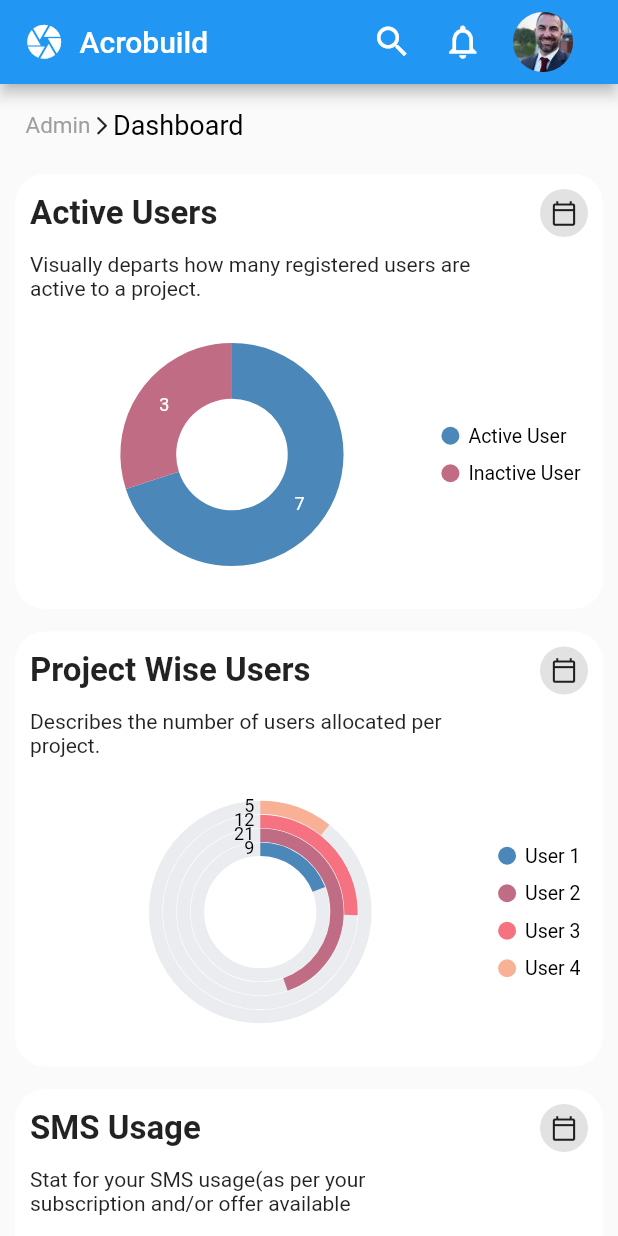
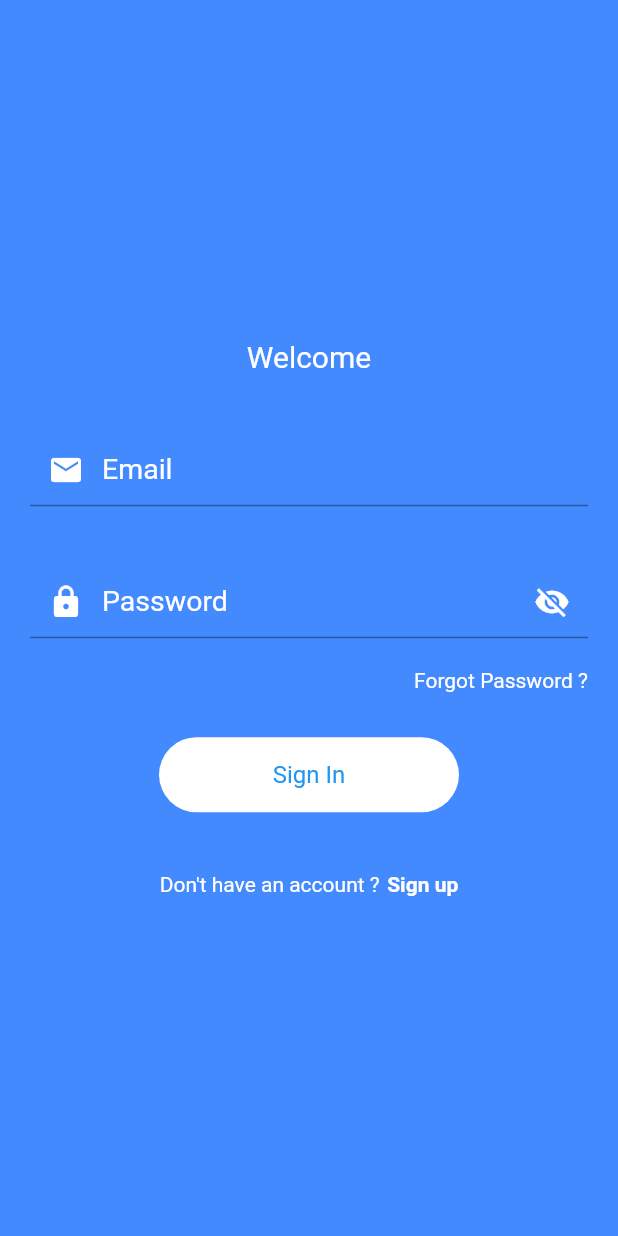
Before and after one commit to Holumeeday/flutter_chart, a Flutter app: the screen it shows after launch, on a phone screen of 412 x 824 dp. Run offline on Flutter 3.47's test engine with Material 2 defaults, Android fonts, the phone set to English and light mode, and no system bars; our stand-ins replace firebase_auth, firebase_core, syncfusion_flutter_charts; accounts and stored records are empty.

Commit message:
Sign in completed and Drawer added

```diff
--- a/lib/main.dart
+++ b/lib/main.dart
@@ -1,7 +1,11 @@
+import 'package:firebase_core/firebase_core.dart';
 import 'package:flutter/material.dart';
 import 'package:flutter_chart/views/dashboard.dart';
+import 'package:flutter_chart/views/login_page.dart';
 
-void main() {
+void main() async{
+  WidgetsFlutterBinding.ensureInitialized();
+  await Firebase.initializeApp();
   runApp(const MyApp());
 }
 
@@ -18,7 +22,7 @@ class MyApp extends StatelessWidget {
 
         primarySwatch: Colors.blue,
       ),
-      home: const Dashboard()
+      home: const LoginPage()
     );
   }
 }
--- /dev/null
+++ b/lib/views/login_page.dart
@@ -0,0 +1,285 @@
+import 'package:firebase_auth/firebase_auth.dart';
+import 'package:flutter/material.dart';
+import 'package:flutter_chart/views/dashboard.dart';
+
+import '../widgets/rounded_button.dart';
+
+class LoginPage extends StatefulWidget {
+  const LoginPage({Key? key}) : super(key: key);
+
+  @override
+  _LoginPageState createState() => _LoginPageState();
+}
+
+class _LoginPageState extends State<LoginPage> {
+  final _formkey = GlobalKey<FormState>();
+  final TextEditingController _emailController = TextEditingController();
+  final TextEditingController _passwordController = TextEditingController();
+  final _auth = FirebaseAuth.instance;
+
+  bool isObscure = true;
+  bool isLoading = false;
+
+  @override
+  Widget build(BuildContext context) {
+    Size size = MediaQuery.of(context).size;
+    return Scaffold(
+      body: Container(
+        color: Colors.blueAccent,
+        width: double.infinity,
+        child: Form(
+          key: _formkey,
+          child: Column(
+            mainAxisAlignment: MainAxisAlignment.center,
+            children: [
+              const Text(
+                "Welcome",
+                style: TextStyle(fontSize: 20, color: Colors.white),
+              ),
+              const SizedBox(
+                height: 20,
+              ),
+              //Theres going to be an SVG Picture here to beautify the login screen
+              Padding(
+                padding: const EdgeInsets.all(20.0),
+                child: TextField(
+                  style: const TextStyle(color: Colors.white),
+                  keyboardType: TextInputType.emailAddress,
+                  controller: _emailController,
+                  showCursor: true,
+                  cursorHeight: 15,
+                  cursorColor: Colors.white,
+                  decoration: const InputDecoration(
+                    focusedBorder: UnderlineInputBorder(
+                      borderSide: BorderSide(color: Colors.white),
+                    ),
+                    focusColor: Colors.white,
+                    hintText: "Email",
+                    hintStyle: TextStyle(fontSize: 19.0, color: Colors.white),
+                    prefixIcon: Icon(
+                      Icons.email,
+                      color: Colors.white,
+                    ),
+                  ),
+                  // validator: (value) {
+                  //   if (value!.isEmpty) {
+                  //     return "Email cannot be empty";
+                  //   }
+                  //   if (!RegExp("^[a-zA-Z0-9+_.-]+@[a-zA-Z0-9.-]+.[a-z]")
+                  //       .hasMatch(value)) {
+                  //     return ("Please enter a valid email");
+                  //   } else {
+                  //     return null;
+                  //   }
+                  // },
+                ),
+              ),
+
+              //Password input field
+              Padding(
+                padding: const EdgeInsets.all(20.0),
+                child: TextField(
+                    obscureText: isObscure,
+                    style: const TextStyle(color: Colors.white),
+                    showCursor: true,
+                    cursorHeight: 15,
+                    cursorColor: Colors.white,
+                    keyboardType: TextInputType.text,
+                    controller: _passwordController,
+                    decoration: InputDecoration(
+                        focusedBorder: const UnderlineInputBorder(
+                          borderSide: BorderSide(color: Colors.white),
+                        ),
+                        focusColor: Colors.white,
+                        hintText: "Password",
+                        hintStyle: const TextStyle(
+                            fontSize: 19.0, color: Colors.white),
+                        prefixIcon: const Icon(
+                          Icons.lock,
+                          color: Colors.white,
+                        ),
+                        suffixIcon: IconButton(
+                            onPressed: () {
+                              setState(() {
+                                isObscure = !isObscure;
+                              });
+                            },
+                            icon: Icon(
+                              isObscure
+                                  ? Icons.visibility_off
+                                  : Icons.visibility,
+                              color: Colors.white,
+                            )))),
+              ),
+              // const SizedBox(height: 5,),
+              //Forgot Password
+              Padding(
+                padding: const EdgeInsets.only(right: 20),
+                child: Row(
+                  mainAxisAlignment: MainAxisAlignment.end,
+                  children: [
+                    GestureDetector(
+                        onTap: () {
+                          // Navigator.of(context).pushReplacement(
+                          //     MaterialPageRoute(
+                          //         builder: (context) => ForgotPass()));
+                        },
+                        child: const Text(
+                          "Forgot Password ?",
+                          style: TextStyle(color: Colors.white),
+                        )),
+                  ],
+                ),
+              ),
+
+              const SizedBox(
+                height: 30,
+              ),
+
+              //Logiin Button
+              //Add loading state
+              GestureDetector(
+                onTap: () {
+                  setState(() {
+                    isLoading = true;
+                  });
+                  signIn(_emailController.text.trim(),
+                      _passwordController.text.trim());
+
+                  setState(() {
+                    isLoading = false;
+                  });
+                },
+                child: Container(
+                  width: 200,
+                  height: 50,
+                  decoration: BoxDecoration(
+                    color: Colors.white,
+                    borderRadius: BorderRadius.circular(30),
+                  ),
+                  child: Center(
+                      child: isLoading
+                          ? const SizedBox(
+                              height: 30,
+                              width: 30,
+                              child: CircularProgressIndicator(
+                                strokeWidth: 3,
+                                color: Colors.blue,
+                                backgroundColor: Colors.green,
+                              ),
+                            )
+                          : const Text(
+                              "Sign In",
+                              style: TextStyle(
+                                  fontSize: 16,
+                                  fontWeight: FontWeight.w400,
+                                  color: Colors.blue),
+                            )),
+                ),
+              ),
+              // AppButton(
+              //   press: () {
+              //     signIn(_emailController.text.trim(),
+              //         _passwordController.text.trim());
+              //   },
+              //   text: 'Sign In',
+              // ),
+
+              const SizedBox(
+                height: 40,
+              ),
+
+              //SignUp Row
+              Row(
+                mainAxisAlignment: MainAxisAlignment.center,
+                children: [
+                  const Text(
+                    "Don't have an account ?",
+                    style: TextStyle(color: Colors.white),
+                  ),
+                  const SizedBox(
+                    width: 5,
+                  ),
+                  GestureDetector(
+                      onTap: () {
+                        // Navigator.push(context,MaterialPageRoute(builder: (context) => const SignupPage()));
+                      },
+                      child: const Text(
+                        "Sign up",
+                        style: TextStyle(
+                            color: Colors.white, fontWeight: FontWeight.bold),
+                      ))
+                ],
+              )
+            ],
+          ),
+        ),
+      ),
+    );
+  }
+
+  Future<User> getCurrentUser() async {
+    return await _auth.currentUser!;
+  }
+
+  void signIn(String email, String password) async {
+    if (_formkey.currentState!.validate()) {
+      try {
+
+        final credential = await FirebaseAuth.instance
+            .signInWithEmailAndPassword(email: email, password: password);
+
+        // Do not use BuildContexts across async gaps.
+        Navigator.pushReplacement(
+          context,
+          MaterialPageRoute(
+            builder: (context) => Dashboard(),
+          ),
+        );
+      } on FirebaseAuthException catch (e) {
+        if (e.code == 'user-not-found') {
+          showModalBottomSheet(
+              context: context,
+              builder: (context) {
+                return Card(
+                  child: Padding(
+                    padding: const EdgeInsets.all(10.0),
+                    child: Column(
+                      children: const [
+                        Center(child: Text("No user found for that email."))
+                      ],
+                    ),
+                  ),
+                );
+              });
+          print('No user found for that email.');
+        } else if (e.code == 'wrong-password') {
+          showModalBottomSheet(
+              context: context,
+              builder: (context) {
+                return Container(
+                  height: 100,
+                  width: double.infinity,
+                  color: Colors.red,
+                  child: Padding(
+                    padding: const EdgeInsets.all(20.0),
+                    child: Column(
+                      mainAxisAlignment: MainAxisAlignment.center,
+                      crossAxisAlignment: CrossAxisAlignment.center,
+                      children: const [
+                        Center(
+                            child: Text(
+                          "Oops! Check your Credentials",
+                          style: TextStyle(color: Colors.white, fontSize: 17),
+                        ))
+                      ],
+                    ),
+                  ),
+                );
+              });
+          print('Wrong password provided for that user.');
+        }
+      }
+    }
+  }
+}
--- a/pubspec.yaml
+++ b/pubspec.yaml
@@ -39,6 +39,8 @@ dependencies:
   syncfusion_flutter_charts: ^20.3.47
   pie_chart: ^5.3.2
   http: ^0.13.4
+  firebase_core: ^1.24.0
+  firebase_auth: ^3.11.2
 
 
 
```
Also changed, not shown: lib/services/service.dart (added, +24 -0 lines), lib/views/dashboard.dart (+62 -16 lines), lib/widgets/NavigationDrawer.dart (added, +210 -0 lines), lib/widgets/rounded_button.dart (added, +72 -0 lines), pubspec.lock, 9 other files.
